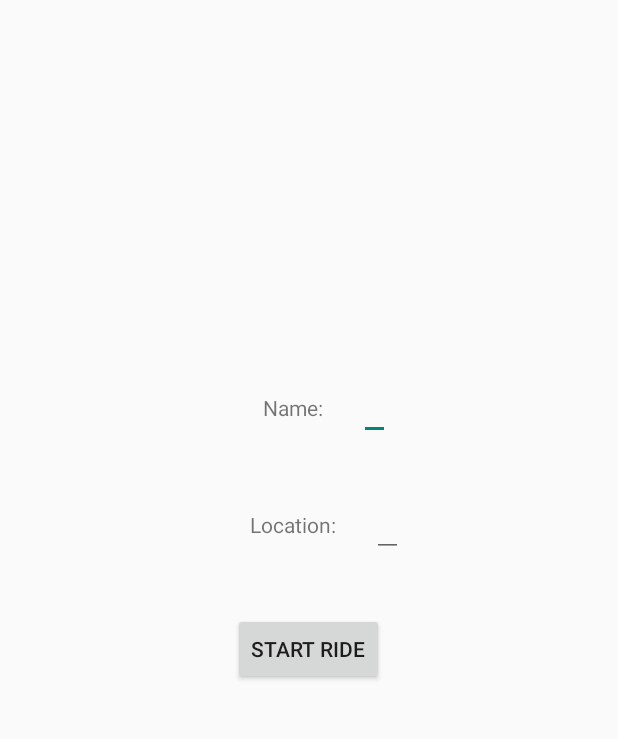
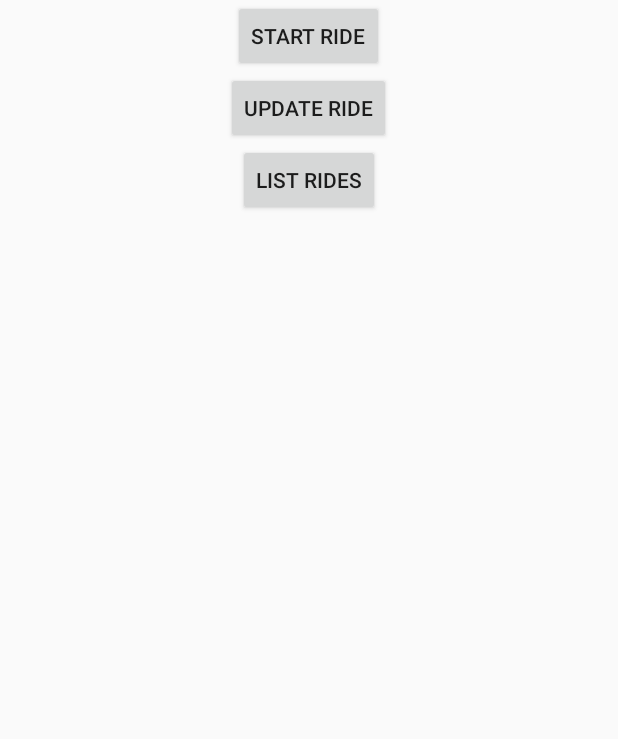
Before and after one commit to surtshow/ScooterSharing, an Android app: the screen it shows after launch (StartRideActivity before the commit, MainActivity after it), after a tap on "START RIDE", on a phone screen of 412 x 824 dp, the part 101-840 px from its top. Run offline under Robolectric (Android 15) with nearby library versions, the phone set to English and light mode, and no system bars; 2 statements that could not run were skipped.

Commit message:
Begin ScooterSharing V5 exercises

```diff
--- a/app/src/main/AndroidManifest.xml
+++ b/app/src/main/AndroidManifest.xml
@@ -12,10 +12,10 @@
         android:theme="@style/Theme.ScooterSharing"
         tools:targetApi="31">
         <activity
-            android:name=".StartRideActivity"
+            android:name=".StartRideFragment"
             android:exported="false" />
         <activity
-            android:name=".UpdateRideActivity"
+            android:name=".UpdateRideFragment"
             android:exported="false" />
         <activity
             android:name=".MainActivity"
--- a/app/src/main/java/dk/itu/moapd/scootersharing/jonli/MainActivity.kt
+++ b/app/src/main/java/dk/itu/moapd/scootersharing/jonli/MainActivity.kt
@@ -1,6 +1,5 @@
 package dk.itu.moapd.scootersharing.jonli
 
-import android.content.Intent
 import android.os.Bundle
 import androidx.appcompat.app.AppCompatActivity
 import androidx.core.view.WindowCompat
@@ -10,30 +9,10 @@
 
     private lateinit var binding: ActivityMainBinding
 
-    companion object {
-        lateinit var ridesDB: RidesDB
-        private lateinit var adapter: CustomArrayAdapter
-    }
-
     override fun onCreate(savedInstanceState: Bundle?) {
         WindowCompat.setDecorFitsSystemWindows(window, false)
         super.onCreate(savedInstanceState)
-        ridesDB = RidesDB.get(this)
-        adapter = CustomArrayAdapter(this, R.layout.list_rides, ridesDB.getRidesList())
         binding = ActivityMainBinding.inflate(layoutInflater)
-        binding.listView.adapter = adapter
         setContentView(binding.root)
-
-        binding.startRideButton.setOnClickListener {
-            val intent = Intent(this, StartRideActivity::class.java)
-            startActivity(intent)
-        }
-        binding.updateRideButton.setOnClickListener {
-            val intent = Intent(this, UpdateRideActivity::class.java)
-            startActivity(intent)
-        }
-        binding.listRidesButton.setOnClickListener {
-            adapter.notifyDataSetChanged()
-        }
     }
 }
--- /dev/null
+++ b/app/src/main/java/dk/itu/moapd/scootersharing/jonli/MainFragment.kt
@@ -0,0 +1,52 @@
+package dk.itu.moapd.scootersharing.jonli
+
+import android.os.Bundle
+import android.view.LayoutInflater
+import android.view.View
+import android.view.ViewGroup
+import androidx.fragment.app.Fragment
+import androidx.navigation.fragment.findNavController
+import dk.itu.moapd.scootersharing.jonli.databinding.FragmentMainBinding
+
+class MainFragment : Fragment() {
+
+    private lateinit var binding: FragmentMainBinding
+
+    companion object {
+        private lateinit var adapter: CustomArrayAdapter
+    }
+
+    override fun onCreate(savedInstanceState: Bundle?) {
+        super.onCreate(savedInstanceState)
+    }
+
+    override fun onCreateView(
+        inflater: LayoutInflater,
+        container: ViewGroup?,
+        savedInstanceState: Bundle?,
+    ): View? {
+        binding = FragmentMainBinding.inflate(layoutInflater, container, false)
+        binding.listView.adapter = adapter
+        return binding.root
+    }
+
+    override fun onViewCreated(view: View, savedInstanceState: Bundle?) {
+        super.onViewCreated(view, savedInstanceState)
+
+        binding.apply {
+            startRideButton.setOnClickListener {
+                findNavController()
+                    .navigate(R.id.action_mainFragment_to_startRideFragment)
+            }
+
+            updateRideButton.setOnClickListener {
+                findNavController()
+                    .navigate(R.id.action_mainFragment_to_updateRideFragment)
+            }
+
+            listRidesButton.setOnClickListener {
+                adapter.notifyDataSetChanged()
+            }
+        }
+    }
+}
--- a/app/src/main/java/dk/itu/moapd/scootersharing/jonli/StartRideActivity.kt
+++ /dev/null
@@ -1,53 +0,0 @@
-package dk.itu.moapd.scootersharing.jonli
-
-import android.os.Bundle
-import androidx.appcompat.app.AppCompatActivity
-import androidx.core.view.WindowCompat
-import com.google.android.material.snackbar.Snackbar
-import dk.itu.moapd.scootersharing.jonli.databinding.ActivityStartRideBinding
-
-class StartRideActivity : AppCompatActivity() {
-
-    private lateinit var binding: ActivityStartRideBinding
-
-    // private val scooter: Scooter = Scooter("", "")
-
-    companion object {
-        lateinit var ridesDB: RidesDB
-    }
-
-    override fun onCreate(savedInstanceState: Bundle?) {
-        WindowCompat.setDecorFitsSystemWindows(window, false)
-        super.onCreate(savedInstanceState)
-        ridesDB = RidesDB.get(this)
-        binding = ActivityStartRideBinding.inflate(layoutInflater)
-        setContentView(binding.root)
-
-        val scooterName = binding.editTextName
-        val scooterLocation = binding.editTextLocation
-
-        binding.startRideButton.setOnClickListener {
-            if (scooterName.text.isNotEmpty() &&
-                scooterLocation.text.isNotEmpty()
-            ) {
-                val name = scooterName.text.toString().trim()
-                val location = scooterLocation.text.toString().trim()
-                ridesDB.addScooter(name, location)
-
-                scooterName.text.clear()
-                scooterLocation.text.clear()
-                showMessage()
-            }
-        }
-    }
-
-    private fun showMessage() {
-        val scooter = ridesDB.getCurrentScooter()
-        val message = "Ride started using Scooter(name=${scooter.name}, location=${scooter.location})."
-        Snackbar.make(
-            binding.root,
-            message,
-            Snackbar.LENGTH_LONG,
-        ).show()
-    }
-}
--- a/app/src/main/res/layout/activity_main.xml
+++ b/app/src/main/res/layout/activity_main.xml
@@ -1,37 +1,9 @@
 <?xml version="1.0" encoding="utf-8"?>
-<LinearLayout xmlns:android="http://schemas.android.com/apk/res/android"
+<androidx.fragment.app.FragmentContainerView
+    xmlns:android="http://schemas.android.com/apk/res/android"
+    xmlns:tools="http://schemas.android.com/tools"
+    android:id="@+id/fragment_container"
+    android:name="dk.itu.moapd.scootersharing.jonli.MainFragment"
     android:layout_width="match_parent"
     android:layout_height="match_parent"
-    android:gravity="center"
-    android:orientation="vertical">
-
-    <TextView
-        android:layout_width="wrap_content"
-        android:layout_height="wrap_content"
-        android:padding="24dp"
-        android:text="@string/scooter_sharing" />
-
-    <Button
-        android:id="@+id/start_ride_button"
-        android:layout_width="wrap_content"
-        android:layout_height="wrap_content"
-        android:text="@string/start_ride_button" />
-
-    <Button
-        android:id="@+id/update_ride_button"
-        android:layout_width="wrap_content"
-        android:layout_height="wrap_content"
-        android:text="@string/update_ride_button" />
-
-    <Button
-        android:id="@+id/list_rides_button"
-        android:layout_width="wrap_content"
-        android:layout_height="wrap_content"
-        android:text="@string/list_rides_button" />
-
-    <ListView
-        android:id="@+id/list_view"
-        android:layout_width="match_parent"
-        android:layout_height="match_parent" />
-
-</LinearLayout>
+    tools:context=".MainActivity" />
--- a/app/src/main/res/layout/activity_start_ride.xml
+++ b/app/src/main/res/layout/activity_start_ride.xml
@@ -1,56 +1,9 @@
 <?xml version="1.0" encoding="utf-8"?>
-<LinearLayout xmlns:android="http://schemas.android.com/apk/res/android"
+<androidx.fragment.app.FragmentContainerView
+    xmlns:android="http://schemas.android.com/apk/res/android"
+    xmlns:tools="http://schemas.android.com/tools"
+    android:id="@+id/fragment_container"
+    android:name="dk.itu.moapd.scootersharing.jonli.StartRideFragment"
     android:layout_width="match_parent"
     android:layout_height="match_parent"
-    android:gravity="center"
-    android:orientation="vertical">
-
-    <LinearLayout
-        android:layout_width="wrap_content"
-        android:layout_height="wrap_content"
-        android:orientation="horizontal"
-        android:layout_margin="5dp">
-
-        <TextView
-            android:layout_width="wrap_content"
-            android:layout_height="wrap_content"
-            android:padding="24dp"
-            android:text="@string/name" />
-
-        <EditText
-            android:layout_width="wrap_content"
-            android:layout_height="wrap_content"
-            android:id="@+id/edit_text_name" />
-
-    </LinearLayout>
-
-    <LinearLayout
-        android:layout_width="wrap_content"
-        android:layout_height="wrap_content"
-        android:orientation="horizontal"
-        android:layout_margin="5dp">
-
-        <TextView
-            android:layout_width="wrap_content"
-            android:layout_height="wrap_content"
-            android:padding="24dp"
-            android:text="@string/location" />
-
-        <EditText
-            android:layout_width="wrap_content"
-            android:layout_height="wrap_content"
-            android:id="@+id/edit_text_location" />
-
-    </LinearLayout>
-
-    <View
-        android:layout_width="match_parent"
-        android:layout_height="20dp" />
-
-    <Button
-        android:id="@+id/start_ride_button"
-        android:layout_width="wrap_content"
-        android:layout_height="wrap_content"
-        android:text="@string/start_ride_button" />
-
-</LinearLayout>
+    tools:context=".MainActivity" />
--- /dev/null
+++ b/app/src/main/res/layout/fragment_main.xml
@@ -0,0 +1,37 @@
+<?xml version="1.0" encoding="utf-8"?>
+<LinearLayout xmlns:android="http://schemas.android.com/apk/res/android"
+    android:layout_width="match_parent"
+    android:layout_height="match_parent"
+    android:gravity="center"
+    android:orientation="vertical">
+
+    <TextView
+        android:layout_width="wrap_content"
+        android:layout_height="wrap_content"
+        android:padding="24dp"
+        android:text="@string/scooter_sharing" />
+
+    <Button
+        android:id="@+id/start_ride_button"
+        android:layout_width="wrap_content"
+        android:layout_height="wrap_content"
+        android:text="@string/start_ride_button" />
+
+    <Button
+        android:id="@+id/update_ride_button"
+        android:layout_width="wrap_content"
+        android:layout_height="wrap_content"
+        android:text="@string/update_ride_button" />
+
+    <Button
+        android:id="@+id/list_rides_button"
+        android:layout_width="wrap_content"
+        android:layout_height="wrap_content"
+        android:text="@string/list_rides_button" />
+
+    <ListView
+        android:id="@+id/list_view"
+        android:layout_width="match_parent"
+        android:layout_height="match_parent" />
+
+</LinearLayout>
```
Also changed, not shown: app/src/main/java/dk/itu/moapd/scootersharing/jonli/StartRideFragment.kt (added, +63 -0 lines), app/src/main/java/dk/itu/moapd/scootersharing/jonli/UpdateRideActivity.kt (deleted, +0 -51 lines), app/src/main/java/dk/itu/moapd/scootersharing/jonli/UpdateRideFragment.kt (added, +63 -0 lines), app/src/main/res/layout/activity_update_ride.xml (+7 -57 lines), app/src/main/res/layout/fragment_start_ride.xml (added, +56 -0 lines), app/src/main/res/layout/fragment_update_ride.xml (added, +59 -0 lines).
